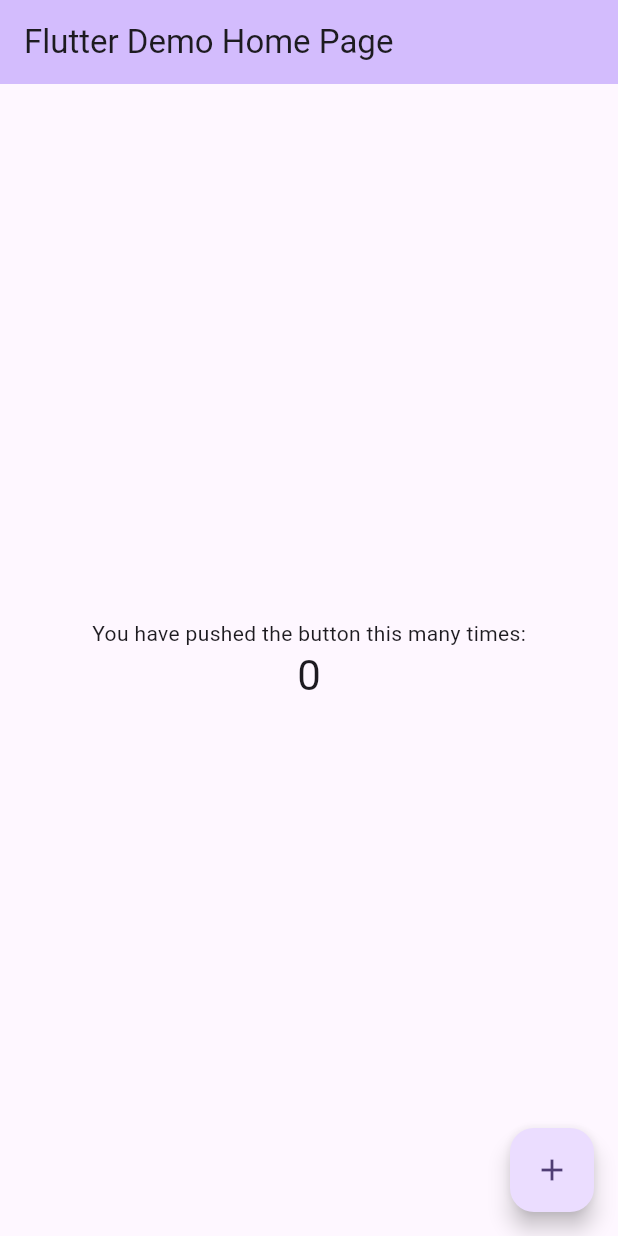
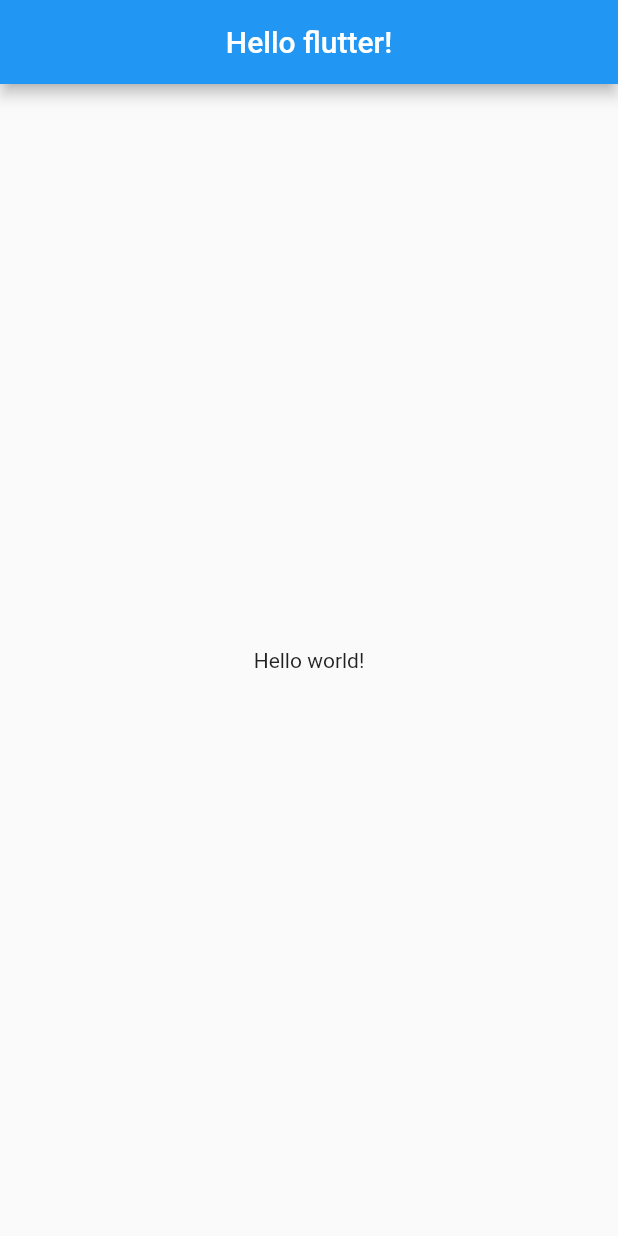
Before and after one commit to arty0928/Flutter_tutorial, a Flutter app: the screen it shows after launch, on a phone screen of 412 x 824 dp. Run offline on Flutter 3.47's test engine with Material 2 defaults, Android fonts, the phone set to English and light mode, and no system bars.

Commit message:
"flutter 2강"

```diff
--- a/lib/main.dart
+++ b/lib/main.dart
@@ -1,125 +1,31 @@
+import 'package:flutter/cupertino.dart';
 import 'package:flutter/material.dart';
 
-void main() {
-  runApp(const MyApp());
+class Player {
+  String? name;
+
+  Player();
 }
 
-class MyApp extends StatelessWidget {
-  const MyApp({super.key});
+void main() {
+  var nico = Player();
 
-  // This widget is the root of your application.
+  runApp(App());
+}
+
+class App extends StatelessWidget {
   @override
   Widget build(BuildContext context) {
     return MaterialApp(
-      title: 'Flutter Demo',
-      theme: ThemeData(
-        // This is the theme of your application.
-        //
-        // TRY THIS: Try running your application with "flutter run". You'll see
-        // the application has a blue toolbar. Then, without quitting the app,
-        // try changing the seedColor in the colorScheme below to Colors.green
-        // and then invoke "hot reload" (save your changes or press the "hot
-        // reload" button in a Flutter-supported IDE, or press "r" if you used
-        // the command line to start the app).
-        //
-        // Notice that the counter didn't reset back to zero; the application
-        // state is not lost during the reload. To reset the state, use hot
-        // restart instead.
-        //
-        // This works for code too, not just values: Most code changes can be
-        // tested with just a hot reload.
-        colorScheme: ColorScheme.fromSeed(seedColor: Colors.deepPurple),
-        useMaterial3: true,
+      home: Scaffold(
+        appBar: AppBar(
+          centerTitle: true,
+          title: Text('Hello flutter!'),
+        ),
+        body: Center(
+          child: Text('Hello world!'),
+        ),
       ),
-      home: const MyHomePage(title: 'Flutter Demo Home Page'),
     );
   }
 }
-
-class MyHomePage extends StatefulWidget {
-  const MyHomePage({super.key, required this.title});
-
-  // This widget is the home page of your application. It is stateful, meaning
-  // that it has a State object (defined below) that contains fields that affect
-  // how it looks.
-
-  // This class is the configuration for the state. It holds the values (in this
-  // case the title) provided by the parent (in this case the App widget) and
-  // used by the build method of the State. Fields in a Widget subclass are
-  // always marked "final".
-
-  final String title;
-
-  @override
-  State<MyHomePage> createState() => _MyHomePageState();
-}
-
-class _MyHomePageState extends State<MyHomePage> {
-  int _counter = 0;
-
-  void _incrementCounter() {
-    setState(() {
-      // This call to setState tells the Flutter framework that something has
-      // changed in this State, which causes it to rerun the build method below
-      // so that the display can reflect the updated values. If we changed
-      // _counter without calling setState(), then the build method would not be
-      // called again, and so nothing would appear to happen.
-      _counter++;
-    });
-  }
-
-  @override
-  Widget build(BuildContext context) {
-    // This method is rerun every time setState is called, for instance as done
-    // by the _incrementCounter method above.
-    //
-    // The Flutter framework has been optimized to make rerunning build methods
-    // fast, so that you can just rebuild anything that needs updating rather
-    // than having to individually change instances of widgets.
-    return Scaffold(
-      appBar: AppBar(
-        // TRY THIS: Try changing the color here to a specific color (to
-        // Colors.amber, perhaps?) and trigger a hot reload to see the AppBar
-        // change color while the other colors stay the same.
-        backgroundColor: Theme.of(context).colorScheme.inversePrimary,
-        // Here we take the value from the MyHomePage object that was created by
-        // the App.build method, and use it to set our appbar title.
-        title: Text(widget.title),
-      ),
-      body: Center(
-        // Center is a layout widget. It takes a single child and positions it
-        // in the middle of the parent.
-        child: Column(
-          // Column is also a layout widget. It takes a list of children and
-          // arranges them vertically. By default, it sizes itself to fit its
-          // children horizontally, and tries to be as tall as its parent.
-          //
-          // Column has various properties to control how it sizes itself and
-          // how it positions its children. Here we use mainAxisAlignment to
-          // center the children vertically; the main axis here is the vertical
-          // axis because Columns are vertical (the cross axis would be
-          // horizontal).
-          //
-          // TRY THIS: Invoke "debug painting" (choose the "Toggle Debug Paint"
-          // action in the IDE, or press "p" in the console), to see the
-          // wireframe for each widget.
-          mainAxisAlignment: MainAxisAlignment.center,
-          children: <Widget>[
-            const Text(
-              'You have pushed the button this many times:',
-            ),
-            Text(
-              '$_counter',
-              style: Theme.of(context).textTheme.headlineMedium,
-            ),
-          ],
-        ),
-      ),
-      floatingActionButton: FloatingActionButton(
-        onPressed: _incrementCounter,
-        tooltip: 'Increment',
-        child: const Icon(Icons.add),
-      ), // This trailing comma makes auto-formatting nicer for build methods.
-    );
-  }
-}
```
